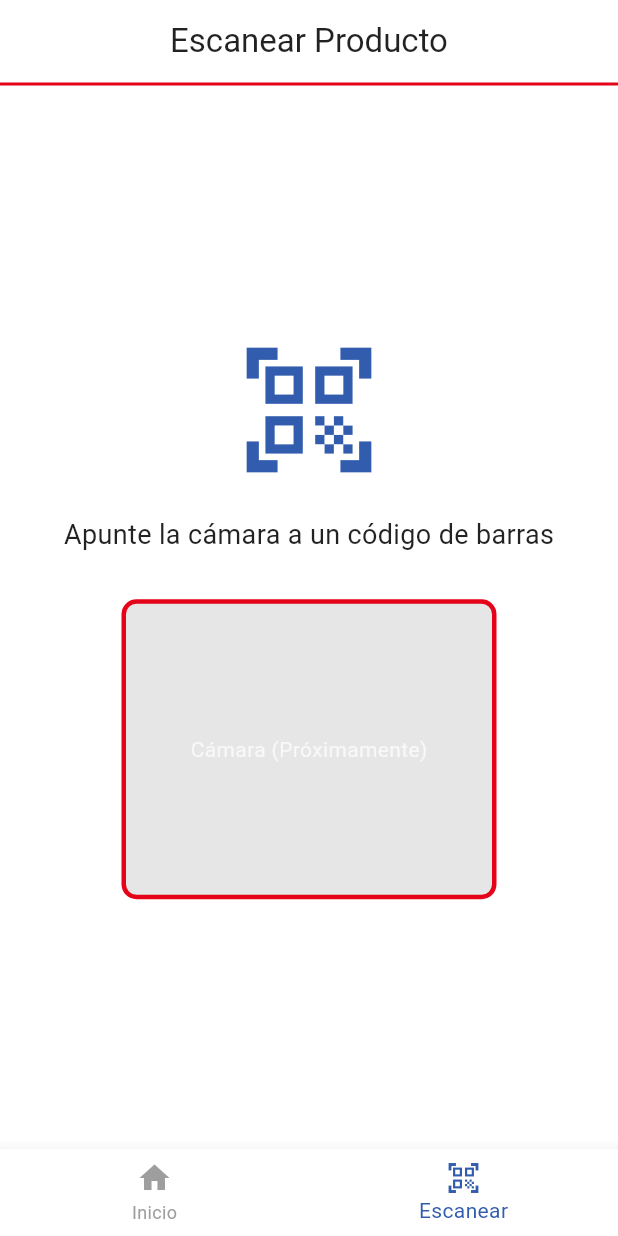
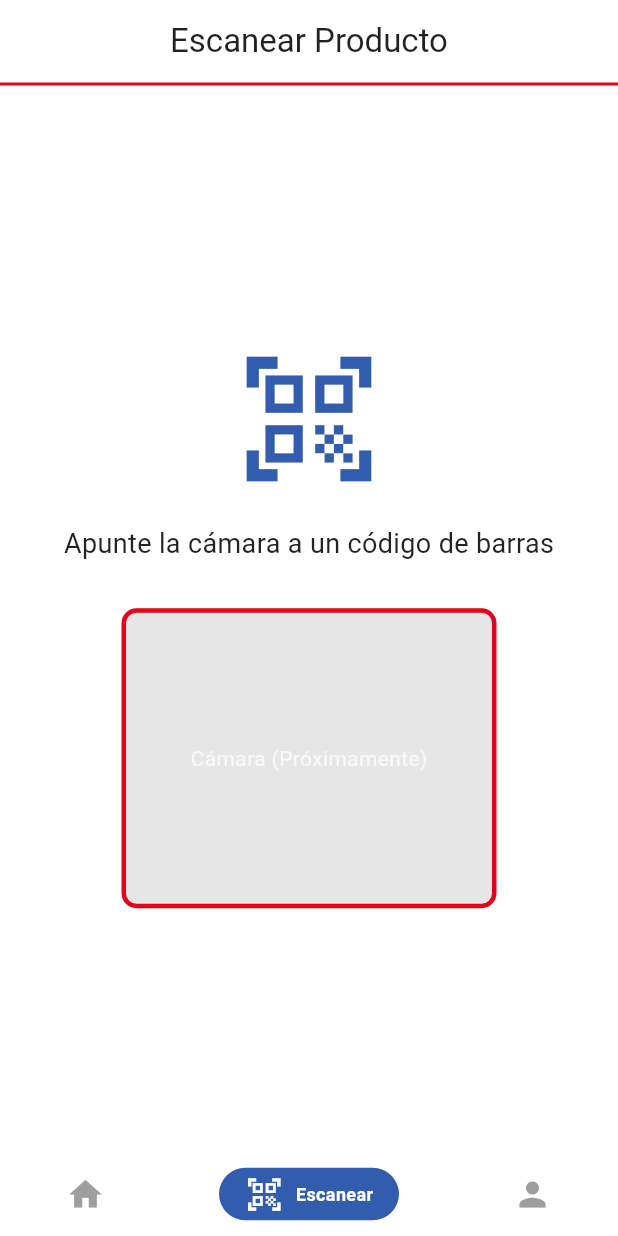
Before and after one commit to chomusuke-png/chilehalal_mobile, a Flutter app: the screen it shows after launch, item 2 of the bottom bar chosen, on a phone screen of 412 x 824 dp. Run offline on Flutter 3.47's test engine with Material 3 defaults, Android fonts, the phone set to English and light mode, and no system bars; drawn by our look-alikes of persistent_bottom_nav_bar.

Commit message:
nueva pagina para usuarios

```diff
--- /dev/null
+++ b/lib/screens/account_screen.dart
@@ -0,0 +1,10 @@
+import 'package:flutter/material.dart';
+
+class AccountScreen extends StatelessWidget {
+const AccountScreen({ Key? key }) : super(key: key);
+
+  @override
+  Widget build(BuildContext context){
+    return Container();
+  }
+}
--- a/lib/screens/main_wrapper.dart
+++ b/lib/screens/main_wrapper.dart
@@ -1,6 +1,8 @@
 import 'package:flutter/material.dart';
+import 'package:persistent_bottom_nav_bar/persistent_bottom_nav_bar.dart';
 import 'package:chilehalal_mobile/screens/home_screen.dart';
 import 'package:chilehalal_mobile/screens/scanner_screen.dart';
+import 'package:chilehalal_mobile/screens/account_screen.dart';
 
 class MainWrapper extends StatefulWidget {
   const MainWrapper({super.key});
@@ -10,17 +12,53 @@ class MainWrapper extends StatefulWidget {
 }
 
 class _MainWrapperState extends State<MainWrapper> {
-  int _selectedIndex = 0;
+  final PersistentTabController _controller = PersistentTabController(initialIndex: 0);
 
-  final List<Widget> _screens = const [
-    HomeScreen(),
-    ScannerScreen(),
-  ];
+  int _currentIndex = 0;
 
-  void _onItemTapped(int index) {
-    setState(() {
-      _selectedIndex = index;
-    });
+  List<Widget> _buildScreens() {
+    return const [
+      HomeScreen(),
+      ScannerScreen(),
+      AccountScreen(),
+    ];
+  }
+
+  List<PersistentBottomNavBarItem> _navBarsItems(ColorScheme colorScheme) {
+    return [
+      PersistentBottomNavBarItem(
+        icon: const Icon(Icons.home),
+        title: "Inicio",
+        activeColorPrimary: colorScheme.primary,
+        inactiveColorPrimary: Colors.grey,
+        activeColorSecondary: Colors.white,
+      ),
+      PersistentBottomNavBarItem(
+        icon: const Icon(Icons.qr_code_scanner),
+        title: "Escanear",
+        activeColorPrimary: colorScheme.primary,
+        inactiveColorPrimary: Colors.grey,
+        activeColorSecondary: Colors.white,
+      ),
+      PersistentBottomNavBarItem(
+        icon: const Icon(Icons.person),
+        title: "Cuenta",
+        activeColorPrimary: colorScheme.primary,
+        inactiveColorPrimary: Colors.grey,
+        activeColorSecondary: Colors.white,
+      ),
+    ];
+  }
+
+  String _getAppBarTitle(int index) {
+    switch (index) {
+      case 1:
+        return 'Escanear Producto';
+      case 2:
+        return 'Mi Cuenta';
+      default:
+        return 'ChileHalal';
+    }
   }
 
   @override
@@ -29,13 +67,13 @@ class _MainWrapperState extends State<MainWrapper> {
 
     return Scaffold(
       appBar: AppBar(
-        title: _selectedIndex == 0
+        title: _currentIndex == 0
             ? Image.asset(
                 'assets/images/chilehalal-isotipo.png',
                 height: 40,
                 fit: BoxFit.contain,
               )
-            : const Text('Escanear Producto'),
+            : Text(_getAppBarTitle(_currentIndex)),
         backgroundColor: colorScheme.surface,
         centerTitle: true,
         elevation: 0,
@@ -47,25 +85,25 @@ class _MainWrapperState extends State<MainWrapper> {
           ),
         ),
       ),
-      body: IndexedStack(
-        index: _selectedIndex,
-        children: _screens,
-      ),
-      bottomNavigationBar: BottomNavigationBar(
-        currentIndex: _selectedIndex,
-        onTap: _onItemTapped,
-        selectedItemColor: colorScheme.primary,
-        unselectedItemColor: Colors.grey,
-        items: const [
-          BottomNavigationBarItem(
-            icon: Icon(Icons.home),
-            label: 'Inicio',
-          ),
-          BottomNavigationBarItem(
-            icon: Icon(Icons.qr_code_scanner),
-            label: 'Escanear',
-          ),
-        ],
+      body: PersistentTabView(
+        context,
+        controller: _controller,
+        screens: _buildScreens(),
+        items: _navBarsItems(colorScheme),
+        backgroundColor: colorScheme.surface,
+        handleAndroidBackButtonPress: true,
+        resizeToAvoidBottomInset: true,
+        stateManagement: true,
+        decoration: NavBarDecoration(
+          borderRadius: BorderRadius.circular(10.0),
+          colorBehindNavBar: colorScheme.surface,
+        ),
+        navBarStyle: NavBarStyle.style7,
+        onItemSelected: (index) {
+          setState(() {
+            _currentIndex = index;
+          });
+        },
       ),
     );
   }
--- a/pubspec.yaml
+++ b/pubspec.yaml
@@ -9,6 +9,7 @@ environment:
 dependencies:
   flutter:
     sdk: flutter
+  persistent_bottom_nav_bar: ^6.2.1
 
 dev_dependencies:
   flutter_test:
```
Also changed, not shown: pubspec.lock.
